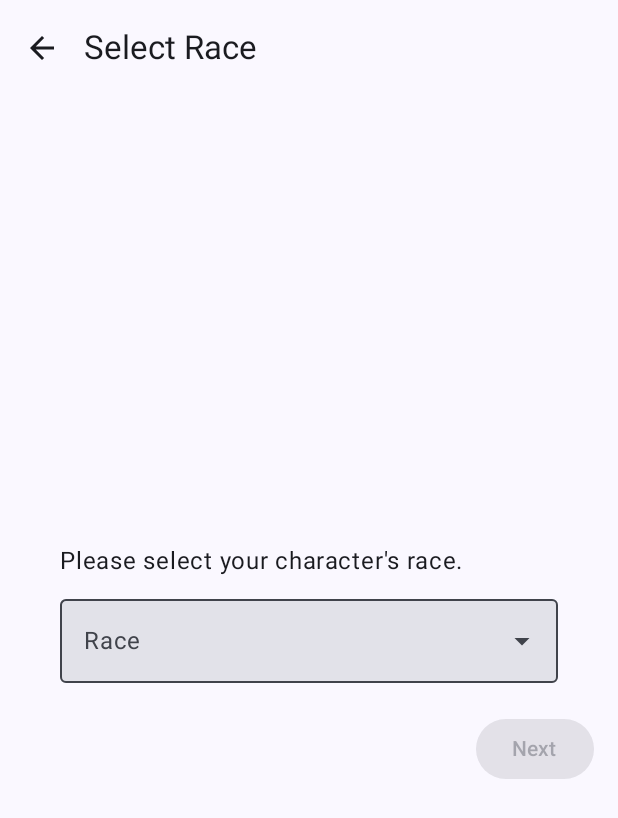
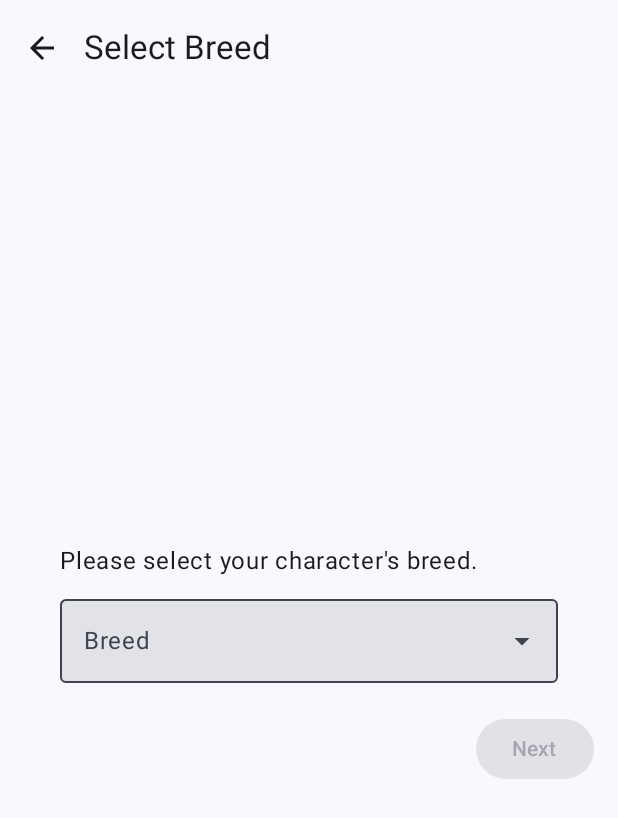
Before and after one commit to luizredig/dungeons-n-kotlin-android-app, an Android app built with Jetpack Compose: the BreedSelectionActivity screen opened directly, with no data from a screen before it, on a phone screen of 412 x 824 dp. Shown: the top 818 px of the screen. Run offline under Robolectric (Android 15) with nearby library versions, the phone set to English and light mode, and no system bars; libraries missing offline, so code that uses them is left out: dnk.library.breeds, dnk.library.character; 3 statements that could not run were skipped.

Commit message:
refactor(app): rename term 'race' to 'breed' across the application

```diff
--- a/app/src/main/AndroidManifest.xml
+++ b/app/src/main/AndroidManifest.xml
@@ -16,7 +16,7 @@
             android:name=".CharacterViewActivity"
             android:exported="false" />
         <activity
-            android:name=".RaceSelectionActivity"
+            android:name=".BreedSelectionActivity"
             android:exported="false" />
         <activity
             android:name=".AttributeDistributionActivity"
--- a/app/src/main/java/com/dnk/app/RaceSelectionActivity.kt
+++ b/app/src/main/java/com/dnk/app/BreedSelectionActivity.kt
@@ -13,35 +13,19 @@ import androidx.compose.ui.Alignment
 import androidx.compose.ui.Modifier
 import androidx.compose.ui.unit.dp
 import com.dnk.app.theme.DungeonsNKotlinTheme
-import dnk.library.breeds.Dragonborn
-import dnk.library.breeds.DwarfHill
-import dnk.library.breeds.DwarfMountain
-import dnk.library.breeds.ElfDrow
-import dnk.library.breeds.ElfForest
-import dnk.library.breeds.ElfHigh
-import dnk.library.breeds.Gnome
-import dnk.library.breeds.GnomeForest
-import dnk.library.breeds.GnomeRock
-import dnk.library.breeds.HalfElf
-import dnk.library.breeds.HalfOrc
-import dnk.library.breeds.Halfling
-import dnk.library.breeds.HalflingLightfoot
-import dnk.library.breeds.HalflingStout
-import dnk.library.breeds.Human
-import dnk.library.breeds.Tiefling
+import dnk.library.breeds.*
 
-class RaceSelectionActivity : ComponentActivity() {
+class BreedSelectionActivity : ComponentActivity() {
     override fun onCreate(savedInstanceState: Bundle?) {
         super.onCreate(savedInstanceState)
 
-        // Recupera o personagem da intent
         val character = intent.getSerializableExtra("character") as dnk.library.character.Character
 
         setContent {
             DungeonsNKotlinTheme {
-                RaceSelectionScreen(character = character, onBackClick = { finish() }, onNextClick = {
+                BreedSelectionScreen(character = character, onBackClick = { finish() }, onNextClick = {
                     val intent = Intent(this, AttributeDistributionActivity::class.java)
-                    intent.putExtra("character", character) // Passa o personagem atualizado
+                    intent.putExtra("character", character)
                     startActivity(intent)
                 })
             }
@@ -51,8 +35,8 @@ class RaceSelectionActivity : ComponentActivity() {
 
 @OptIn(ExperimentalMaterial3Api::class)
 @Composable
-fun RaceSelectionScreen(character: dnk.library.character.Character, onBackClick: () -> Unit, onNextClick: () -> Unit) {
-    var selectedRace by remember { mutableStateOf("") }
+fun BreedSelectionScreen(character: dnk.library.character.Character, onBackClick: () -> Unit, onNextClick: () -> Unit) {
+    var selectedBreed by remember { mutableStateOf("") }
     val breedMap = mapOf(
         "Dragonborn" to Dragonborn(),
         "DwarfHill" to DwarfHill(),
@@ -76,7 +60,7 @@ fun RaceSelectionScreen(character: dnk.library.character.Character, onBackClick:
     Scaffold(
         topBar = {
             TopAppBar(
-                title = { Text("Select Race") },
+                title = { Text("Select Breed") },
                 navigationIcon = {
                     IconButton(onClick = { onBackClick() }) {
                         Icon(Icons.Default.ArrowBack, contentDescription = "Back")
@@ -100,7 +84,7 @@ fun RaceSelectionScreen(character: dnk.library.character.Character, onBackClick:
                     horizontalAlignment = Alignment.Start
                 ) {
                     Text(
-                        text = "Please select your character's race.",
+                        text = "Please select your character's breed.",
                         style = MaterialTheme.typography.bodyLarge,
                         modifier = Modifier.padding(bottom = 8.dp)
                     )
@@ -112,9 +96,9 @@ fun RaceSelectionScreen(character: dnk.library.character.Character, onBackClick:
                         onExpandedChange = { expanded = !expanded }
                     ) {
                         OutlinedTextField(
-                            value = selectedRace,
+                            value = selectedBreed,
                             onValueChange = { },
-                            label = { Text("Race") },
+                            label = { Text("Breed") },
                             readOnly = true,
                             modifier = Modifier
                                 .fillMaxWidth()
@@ -128,13 +112,13 @@ fun RaceSelectionScreen(character: dnk.library.character.Character, onBackClick:
                         ExposedDropdownMenu(
                             expanded = expanded,
                             onDismissRequest = { expanded = false },
-                            modifier = Modifier.heightIn(max = 200.dp) // Limitar a altura do menu para 4 itens
+                            modifier = Modifier.heightIn(max = 200.dp)
                         ) {
-                            breedMap.keys.forEach { race ->
+                            breedMap.keys.forEach { breed ->
                                 DropdownMenuItem(
-                                    text = { Text(text = race) },
+                                    text = { Text(text = breed) },
                                     onClick = {
-                                        selectedRace = race // Atualiza a raça selecionada com a chave do breedMap
+                                        selectedBreed = breed
                                         expanded = false
                                     }
                                 )
@@ -147,13 +131,13 @@ fun RaceSelectionScreen(character: dnk.library.character.Character, onBackClick:
 
                 Button(
                     onClick = {
-                        val selectedBreed = breedMap[selectedRace] // Obtém o IBreed da raça selecionada
+                        val selectedBreed = breedMap[selectedBreed]
                         if (selectedBreed != null) {
-                            character.breed = selectedBreed // Atribui a raça ao objeto Character
+                            character.breed = selectedBreed
                             onNextClick()
                         }
                     },
-                    enabled = selectedRace.isNotEmpty(),
+                    enabled = selectedBreed.isNotEmpty(),
                     modifier = Modifier.align(Alignment.End)
                 ) {
                     Text(text = "Next")
--- a/app/src/main/java/com/dnk/app/CharacterCreationActivity.kt
+++ b/app/src/main/java/com/dnk/app/CharacterCreationActivity.kt
@@ -30,7 +30,7 @@ class CharacterCreationActivity : ComponentActivity() {
         setContent {
             DungeonsNKotlinTheme {
                 CharacterCreationScreen(character = character, onBackClick = { finish() }, onNextClick = {
-                    val intent = Intent(this, RaceSelectionActivity::class.java)
+                    val intent = Intent(this, BreedSelectionActivity::class.java)
                     // Passa o objeto character atualizado com o nome
                     intent.putExtra("character", character)
                     startActivity(intent)
```
